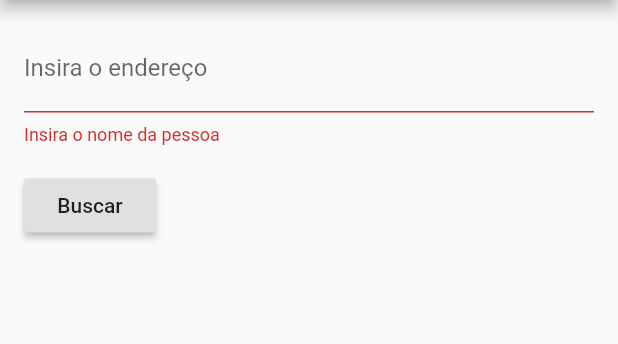
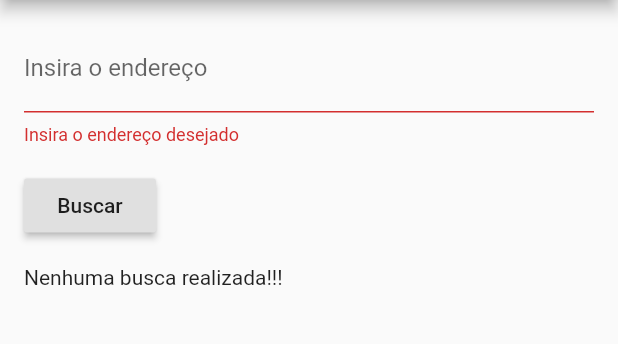
Before and after one commit to IMED-Flutter/TempoAgora, a Flutter app: the screen it shows after launch, after a tap on "Buscar", on a phone screen of 412 x 824 dp, the part 84-428 px from its top. Run offline on Flutter 3.47's test engine with Material 2 defaults, Android fonts, the phone set to English and light mode, and no system bars; our stand-ins replace dio, geolocator.

Commit message:
retorno do serviço utiilzad

```diff
--- a/lib/main.dart
+++ b/lib/main.dart
@@ -31,6 +31,7 @@ class _MyHomePageState extends State<MyHomePage> {
 
   final _formKey = GlobalKey<FormState>();
   final TextEditingController _name = TextEditingController();
+  ResponseService response;
 
   @override
   Widget build(BuildContext context) {
@@ -53,7 +54,7 @@ class _MyHomePageState extends State<MyHomePage> {
                 controller: _name,
                 validator: (value) {
                   if (value.isEmpty) {
-                    return 'Insira o nome da pessoa';
+                    return 'Insira o endereço desejado';
                   }
                   return null;
                 },
@@ -63,12 +64,22 @@ class _MyHomePageState extends State<MyHomePage> {
                 child: RaisedButton(
                   onPressed: () {
                     if (_formKey.currentState.validate()) {
-
+                      getAddress(_name.text);
                     }
                   },
                   child: Text('Buscar'),
                 ),
               ),
+              response != null ?
+              Column(
+                crossAxisAlignment: CrossAxisAlignment.start,
+                children: [
+                  Text("Descrição: ${response.wx_desc}"),
+                  Text("Temperatura: ${response.temp_c}Cº"),
+                  Text("Sensação Térmica: ${response.feelslike_c}Cº"),
+                  Text("Humidade: ${response.humid_pct}")
+                ],
+              ) : Text("Nenhuma busca realizada!!!")
             ],
           ),
         ),
@@ -80,7 +91,11 @@ class _MyHomePageState extends State<MyHomePage> {
     List<Placemark> listPlacemarks = await Geolocator().placemarkFromAddress(address);
 
     Position position = listPlacemarks[0].position;
-    ResponseService response = await getInfoWeather(position.latitude, position.longitude);
+    ResponseService responseNow = await getInfoWeather(position.latitude, position.longitude);
+
+    setState(() {
+      response = responseNow;
+    });
   }
 
 
```
